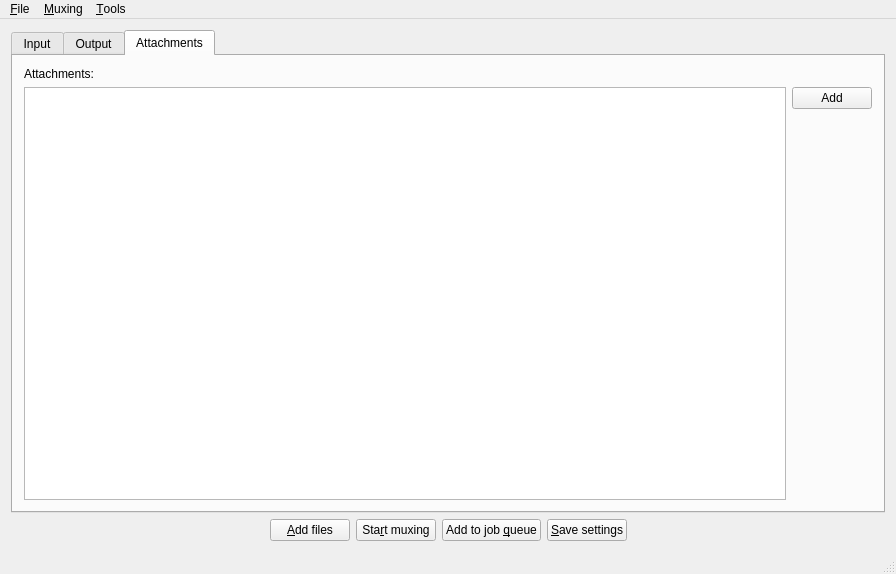
Qt form src/mkvtoolnix-gui/forms/main_window.ui (nmaier/mkvtoolnix) before a commit.
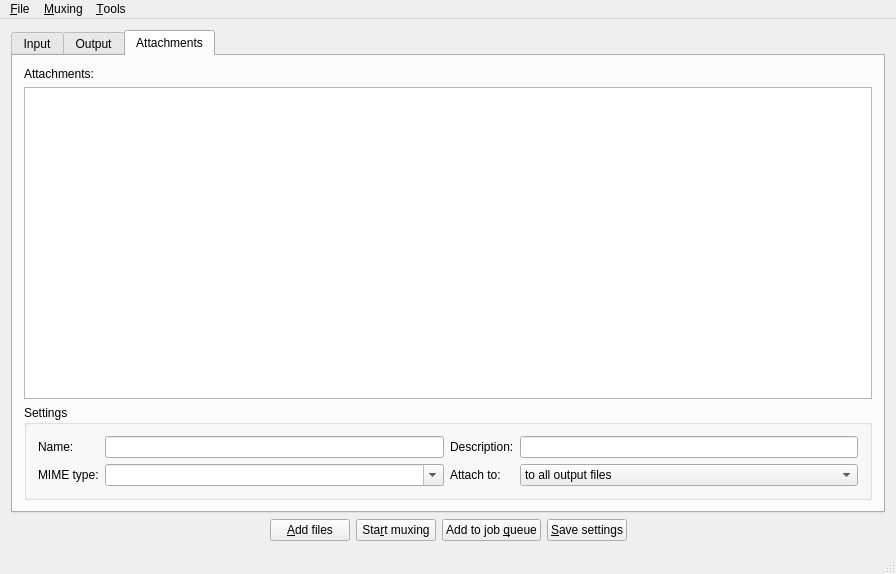
The same form after that commit. The open tabs and pages were chosen to show the change. Icons and pictures are not drawn.

Commit message: Implement attachment model, view & logic

Diff of the .ui file:
```diff
--- a/src/mkvtoolnix-gui/forms/main_window.ui
+++ b/src/mkvtoolnix-gui/forms/main_window.ui
@@ -1198,7 +1198,7 @@
        <attribute name="title">
         <string>Attachments</string>
        </attribute>
-       <layout class="QVBoxLayout" name="verticalLayout_11">
+       <layout class="QVBoxLayout" name="verticalLayout_10">
         <item>
          <widget class="QLabel" name="attachmentsLabel">
           <property name="text">
@@ -1207,35 +1207,78 @@
          </widget>
         </item>
         <item>
-         <layout class="QHBoxLayout" name="horizontalLayout_17">
-          <item>
-           <widget class="QColumnView" name="attachments"/>
-          </item>
-          <item>
-           <layout class="QVBoxLayout" name="verticalLayout_10">
-            <item>
-             <widget class="QPushButton" name="addAttachment">
+         <widget class="QTreeView" name="attachments">
+          <property name="contextMenuPolicy">
+           <enum>Qt::ActionsContextMenu</enum>
+          </property>
+          <property name="selectionMode">
+           <enum>QAbstractItemView::ExtendedSelection</enum>
+          </property>
+         </widget>
+        </item>
+        <item>
+         <widget class="QGroupBox" name="attachmentSettingsBox">
+          <property name="title">
+           <string>Settings</string>
+          </property>
+          <layout class="QGridLayout" name="gridLayout_8">
+           <item row="0" column="0">
+            <widget class="QLabel" name="attachmentNameLabel">
+             <property name="text">
+              <string>Name:</string>
+             </property>
+            </widget>
+           </item>
+           <item row="0" column="1">
+            <widget class="QLineEdit" name="attachmentName"/>
+           </item>
+           <item row="0" column="2">
+            <widget class="QLabel" name="attachmentDescriptionLabel">
+             <property name="text">
+              <string>Description:</string>
+             </property>
+            </widget>
+           </item>
+           <item row="0" column="3">
+            <widget class="QLineEdit" name="attachmentDescription"/>
+           </item>
+           <item row="1" column="0">
+            <widget class="QLabel" name="attachmentMIMETypeLabel">
+             <property name="text">
+              <string>MIME type:</string>
+             </property>
+            </widget>
+           </item>
+           <item row="1" column="1">
+            <widget class="QComboBox" name="attachmentMIMEType">
+             <property name="editable">
+              <bool>true</bool>
+             </property>
+            </widget>
+           </item>
+           <item row="1" column="2">
+            <widget class="QLabel" name="attachmentStyleLabel">
+             <property name="text">
+              <string>Attach to:</string>
+             </property>
+            </widget>
+           </item>
+           <item row="1" column="3">
+            <widget class="QComboBox" name="attachmentStyle">
+             <item>
               <property name="text">
-               <string>Add</string>
+               <string>to all output files</string>
               </property>
-             </widget>
-            </item>
-            <item>
-             <spacer name="verticalSpacer_6">
-              <property name="orientation">
-               <enum>Qt::Vertical</enum>
+             </item>
+             <item>
+              <property name="text">
+               <string>only to the first output file</string>
               </property>
-              <property name="sizeHint" stdset="0">
-               <size>
-                <width>20</width>
-                <height>40</height>
-               </size>
-              </property>
-             </spacer>
-            </item>
-           </layout>
-          </item>
-         </layout>
+             </item>
+            </widget>
+           </item>
+          </layout>
+         </widget>
         </item>
        </layout>
       </widget>
```
Left out of the diff: 400 changed lines with no effect on the pictures. The commit also changes 11 other files.
